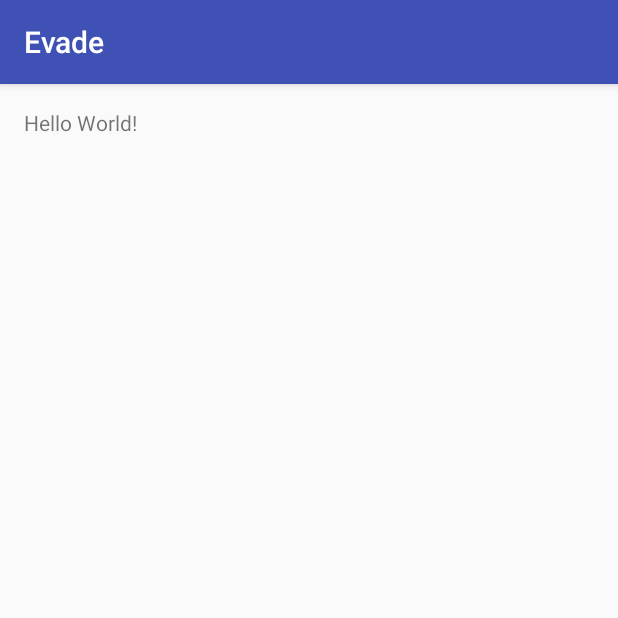
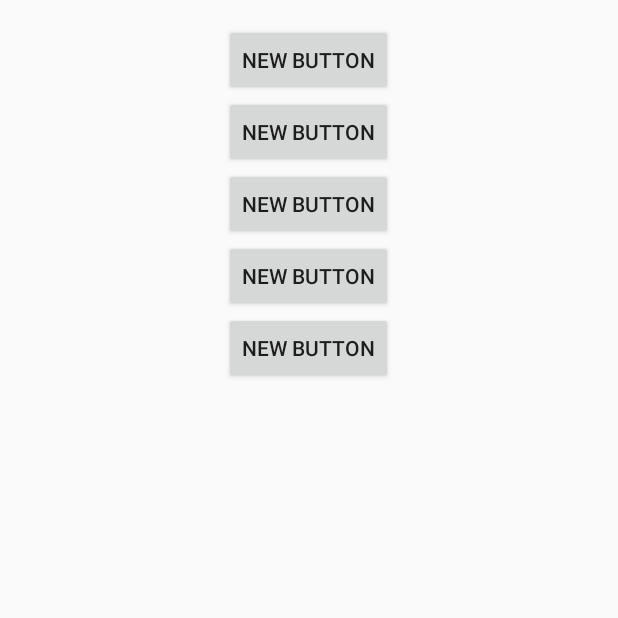
Before and after one commit to MBus123/Evade, an Android app: the screen it shows after launch (MainActivity), on a phone screen of 412 x 824 dp, the top half of it. Run offline under Robolectric (Android 15) with nearby library versions, the phone set to English and light mode, and no system bars.

Commit message:
noActionBar

```diff
--- a/app/src/main/java/com/paulwirdmillionaer/evade/MainActivity.java
+++ b/app/src/main/java/com/paulwirdmillionaer/evade/MainActivity.java
@@ -2,6 +2,7 @@ package com.paulwirdmillionaer.evade;
 
 import android.support.v7.app.AppCompatActivity;
 import android.os.Bundle;
+import android.view.View;
 
 public class MainActivity extends AppCompatActivity {
 
@@ -10,5 +11,8 @@ public class MainActivity extends AppCompatActivity {
         super.onCreate(savedInstanceState);
         setContentView(R.layout.activity_main);
     }
-//ich bin numero uno nicht numero dos
+    public void f(View View){
+        int i = 5/0;
+
+    }
 }
--- /dev/null
+++ b/app/src/main/java/com/paulwirdmillionaer/evade/Optionen.java
@@ -0,0 +1,4 @@
+package com.paulwirdmillionaer.evade;
+
+public class Optionen {
+}
--- a/app/src/main/res/layout/activity_main.xml
+++ b/app/src/main/res/layout/activity_main.xml
@@ -9,8 +9,45 @@
     android:paddingTop="@dimen/activity_vertical_margin"
     tools:context="com.paulwirdmillionaer.evade.MainActivity">
 
-    <TextView
+    <Button
         android:layout_width="wrap_content"
         android:layout_height="wrap_content"
-        android:text="Hello World!" />
+        android:text="New Button"
+        android:id="@+id/button"
+        android:layout_alignParentTop="true"
+        android:layout_centerHorizontal="true"
+        android:onClick="f" />
+
+    <Button
+        android:layout_width="wrap_content"
+        android:layout_height="wrap_content"
+        android:text="New Button"
+        android:id="@+id/button2"
+        android:layout_below="@+id/button"
+        android:layout_centerHorizontal="true" />
+
+    <Button
+        android:layout_width="wrap_content"
+        android:layout_height="wrap_content"
+        android:text="New Button"
+        android:id="@+id/button3"
+        android:layout_below="@+id/button2"
+        android:layout_alignLeft="@+id/button2"
+        android:layout_alignStart="@+id/button2" />
+
+    <Button
+        android:layout_width="wrap_content"
+        android:layout_height="wrap_content"
+        android:text="New Button"
+        android:id="@+id/button4"
+        android:layout_below="@+id/button3"
+        android:layout_centerHorizontal="true" />
+
+    <Button
+        android:layout_width="wrap_content"
+        android:layout_height="wrap_content"
+        android:text="New Button"
+        android:id="@+id/button5"
+        android:layout_below="@+id/button4"
+        android:layout_centerHorizontal="true" />
 </RelativeLayout>
--- a/app/src/main/res/values/styles.xml
+++ b/app/src/main/res/values/styles.xml
@@ -1,7 +1,7 @@
 <resources>
 
     <!-- Base application theme. -->
-    <style name="AppTheme" parent="Theme.AppCompat.Light.DarkActionBar">
+    <style name="AppTheme" parent="Theme.AppCompat.Light.NoActionBar">
         <!-- Customize your theme here. -->
         <item name="colorPrimary">@color/colorPrimary</item>
         <item name="colorPrimaryDark">@color/colorPrimaryDark</item>
```
